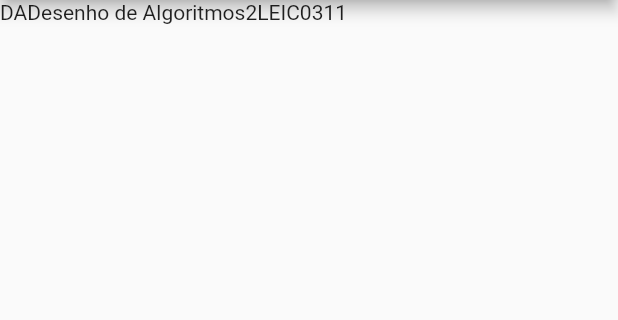
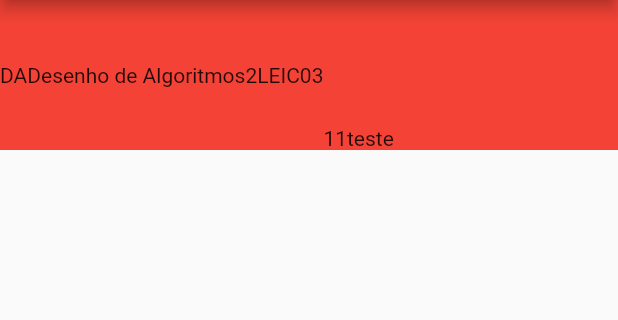
Before and after one commit to afs202005277/UniChat, a Flutter app: the screen it shows after launch, on a phone screen of 412 x 824 dp, the part 84-404 px from its top. Run offline on Flutter 3.47's test engine with Material 2 defaults, Android fonts, the phone set to English and light mode, and no system bars.

Commit message:
Trying to move things to the right

```diff
--- a/VerticalProt/vertical_prototype/lib/AllChatsDisplay.dart
+++ b/VerticalProt/vertical_prototype/lib/AllChatsDisplay.dart
@@ -4,6 +4,15 @@ import 'SingleChatDisplay.dart';
 class ChatDisplay extends StatelessWidget {
   @override
   Widget build(BuildContext context) {
-    return SingleChatDisplay();
+    return Scaffold(
+        appBar: AppBar(title: const Text('UniChat')),
+        body: MediaQuery.removePadding(
+          context: context,
+          removeLeft: true,
+          removeBottom: true,
+          removeRight: true,
+          removeTop: true,
+          child: SingleChatDisplay(),
+        ));
   }
 }
--- a/VerticalProt/vertical_prototype/lib/SingleChatDisplay.dart
+++ b/VerticalProt/vertical_prototype/lib/SingleChatDisplay.dart
@@ -3,16 +3,26 @@ import 'package:flutter/material.dart';
 class SingleChatDisplay extends StatelessWidget {
   @override
   Widget build(BuildContext context) {
-    return Scaffold(
-      appBar: AppBar(title: Text('UniChat')),
-      body: Row(
-        children: const [
-          Text('DA'),
-          Text('Desenho de Algoritmos'),
-          Text('2LEIC03'),
-          Text('11'),
-        ],
-      ),
-    );
+    double currrentWidth = MediaQuery.of(context).size.width;
+    return Container(
+        height: 100.0,
+        width: currrentWidth,
+        padding: EdgeInsets.zero,
+        color: Colors.red,
+        child: Row(
+          children: const [
+            Align(alignment: Alignment.centerLeft, child: Text('DA')),
+            Align(
+                alignment: Alignment.center,
+                child: Text('Desenho de Algoritmos')),
+            Align(alignment: Alignment.center, child: Text('2LEIC03')),
+            Align(alignment: Alignment.bottomRight, child: Text('11')),
+            Align(
+              alignment: Alignment(1, 1),
+              child: Text("teste"),
+            )
+          ],
+          crossAxisAlignment: CrossAxisAlignment.stretch,
+        ));
   }
 }
```
Also changed, not shown: 1 other file.
